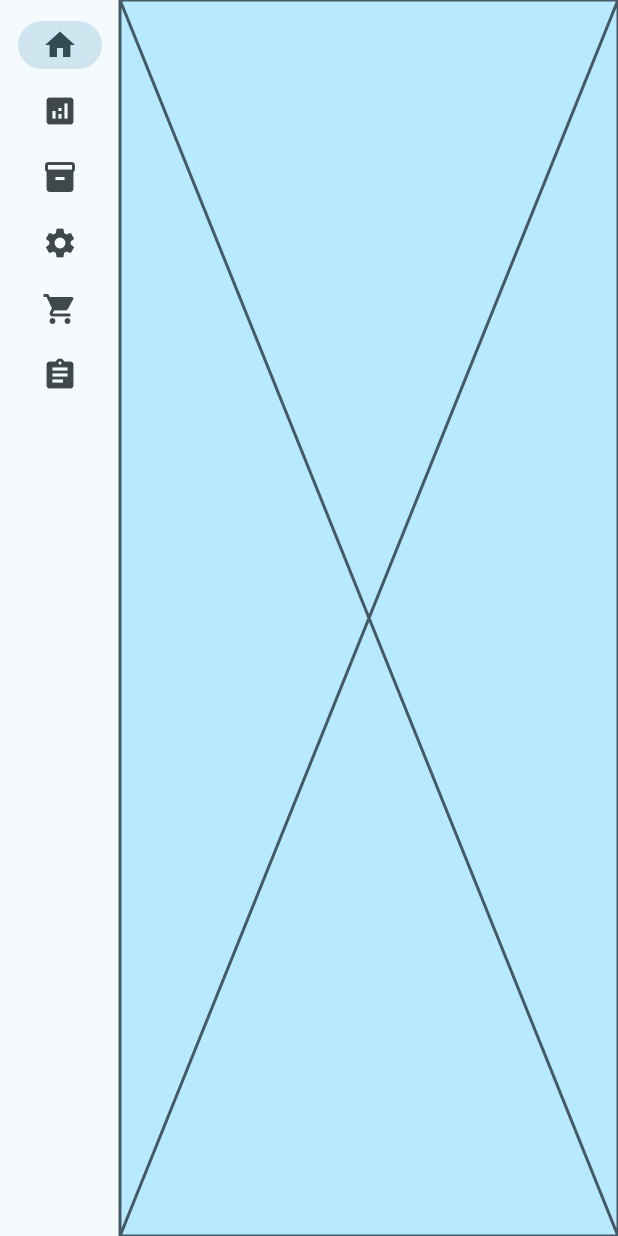
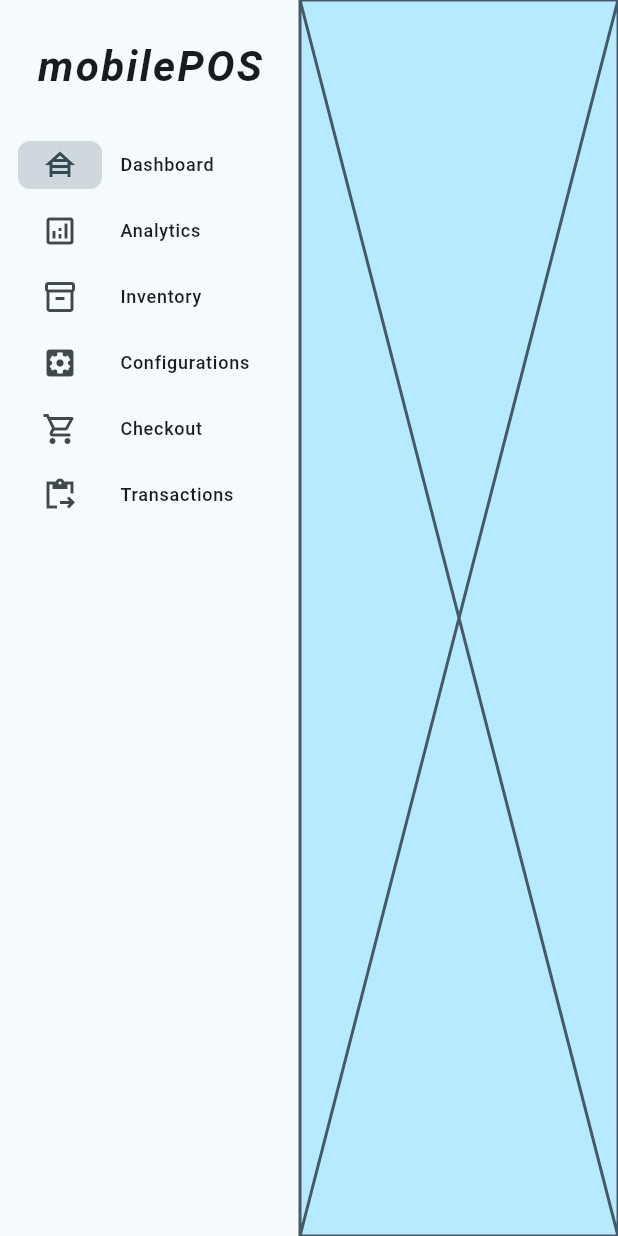
Before and after one commit to xinfay/Arkyna-mobilePOS, a Flutter app: the screen it shows after launch, on a phone screen of 412 x 824 dp. Run offline on Flutter 3.47's test engine with Material 3 defaults, Android fonts, the phone set to English and light mode, and no system bars.

Commit message:
Update main.dart
Adjusted look to navigationrail

```diff
--- a/lib/main.dart
+++ b/lib/main.dart
@@ -1,4 +1,3 @@
-import 'package:english_words/english_words.dart';
 import 'package:flutter/material.dart';
 import 'package:provider/provider.dart';
 import 'dart:collection';
@@ -62,60 +61,80 @@ class ShoppingCartList extends ChangeNotifier {
   }
 }
 
+
+// ------
 class _MyHomePageState extends State<MyHomePage> {
+
   var selectedIndex = 0;
 
   @override
   Widget build(BuildContext context) {
-    Widget page;
+
+    Widget page = Placeholder();
     switch (selectedIndex) {
       case 0:
-        page = Placeholder(); // Placeholder for the dashboard page
+        page = Placeholder();
       case 1:
-        page = Placeholder(); // Placeholder for the analytics page
+        page = Placeholder();
       case 2:
-        page = InventoryPage(); // Placeholder for the inventory page
+        page = InventoryPage();
       case 3:
-        page = Placeholder(); // Placeholder for the pos config page
+        page = Placeholder();
       case 4:
-        page = CheckoutPage(); // Placeholder for the checkout page
+        page = CheckoutPage();
       case 5:
-        page = Placeholder(); // Placeholder for the transactions page
-      default:
-        throw UnimplementedError('No widget for $selectedIndex');
+        page = Placeholder();
     }
 
-    return LayoutBuilder(builder: (context, constraints) {
     return Scaffold(
-        // make body a column that contains a text and a row
       body: Row(
         children: [
           SafeArea(
             child: NavigationRail(
-                extended: constraints.maxWidth >= 600,
+              extended: true,
+              indicatorColor: Colors.blueGrey[100],
+              indicatorShape: RoundedRectangleBorder(
+                borderRadius: BorderRadius.circular(8),
+              ),
+              minExtendedWidth: 200,
+
+
+              leading: Padding(
+                padding: const EdgeInsets.all(16),
+                child: Text(
+                  'mobilePOS',
+                  style: TextStyle(
+                    fontSize: 28,
+                    fontWeight:  FontWeight.bold,
+                    fontStyle: FontStyle.italic,
+                    letterSpacing: 1.5,
+                  )
+                ),
+              ),
+
               destinations: [
                 NavigationRailDestination(
-                    icon: Icon(Icons.home),
-                    label: Text('Home'),
+                  icon: Icon(Icons.house_siding),
+                  label: Text('Dashboard'),
                 ),
                 NavigationRailDestination(
-                    icon: Icon(Icons.analytics),
+                  icon: Icon(Icons.analytics_outlined),
                   label: Text('Analytics'),
                 ),
                 NavigationRailDestination(
-                    icon: Icon(Icons.inventory),
+                  icon: Icon(Icons.inventory_2_outlined),
                   label: Text('Inventory'),
                 ),
                 NavigationRailDestination(
-                    icon: Icon(Icons.settings),
-                    label: Text('POS Config'),
+                  icon: Icon(Icons.settings_applications_sharp),
+                  label: Text('Configurations'),
                 ),
                 NavigationRailDestination(
-                    icon: Icon(Icons.local_grocery_store),
+                  icon: Icon(Icons.shopping_cart_outlined),
                   label: Text('Checkout'),
                 ),
                 NavigationRailDestination(
-                    icon: Icon(Icons.assignment),
+                  icon: Icon(Icons.content_paste_go_sharp),
                   label: Text('Transactions'),
                 ),
               ],
@@ -136,7 +155,6 @@ class _MyHomePageState extends State<MyHomePage> {
         ],
       ),
     );
-    });
   }
 }
 
```
Lines whose indentation alone changed are shown as unchanged.
